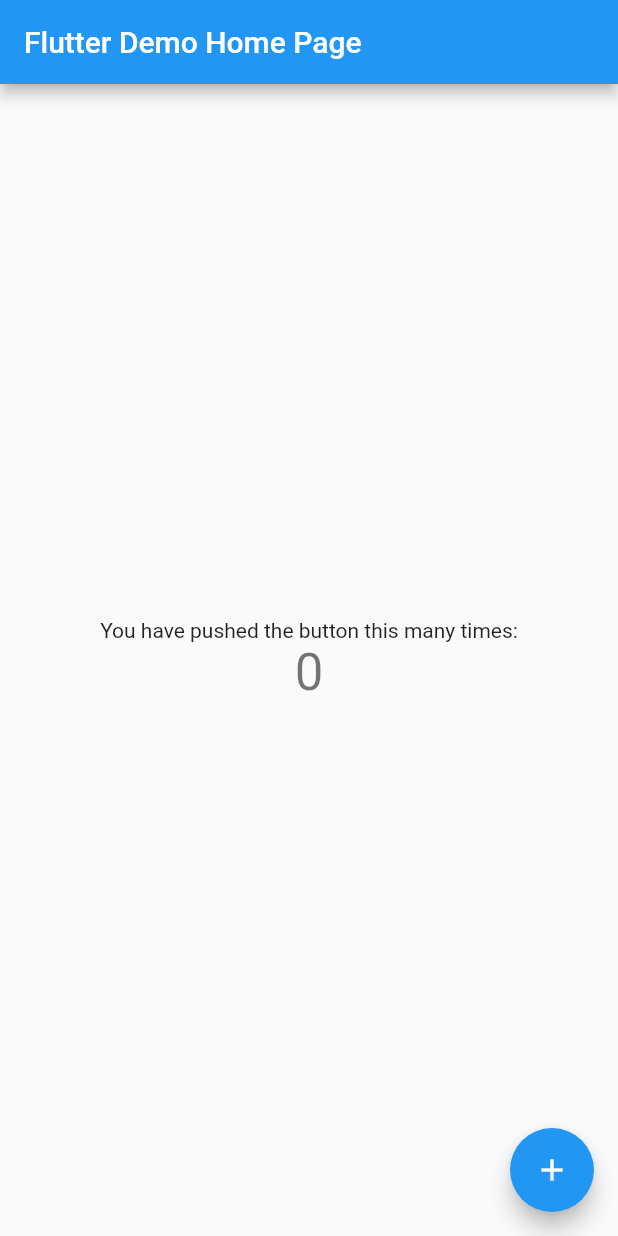
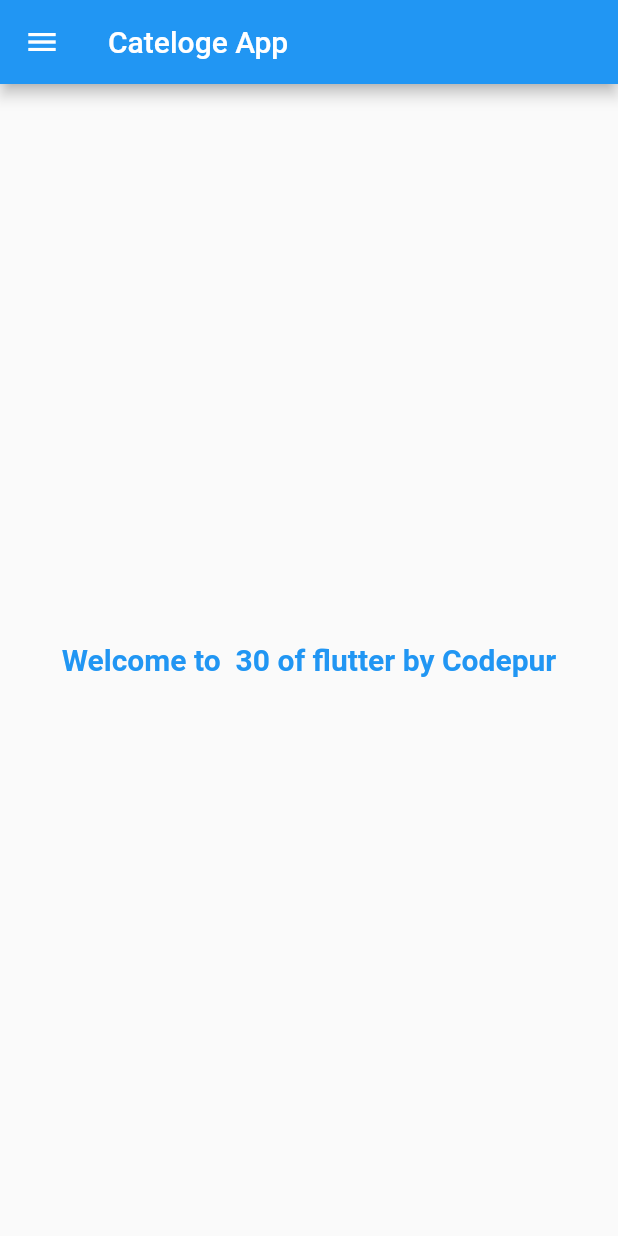
Before and after one commit to riteshpn/flutterbasics, a Flutter app: the screen it shows after launch, on a phone screen of 412 x 824 dp. Run offline on Flutter 3.47's test engine with Material 2 defaults, Android fonts, the phone set to English and light mode, and no system bars.

Commit message:
day 1 complted

```diff
--- /dev/null
+++ b/lib/homepage.dart
@@ -0,0 +1,24 @@
+import 'package:flutter/material.dart';
+
+class HomePage extends StatelessWidget {
+  const HomePage({super.key});
+  final int days = 30;
+  final String name = "Codepur";
+
+  @override
+  Widget build(BuildContext context) {
+    return Scaffold(
+      appBar: AppBar(
+        title: Text('Cateloge App'),
+      ),
+      body: Center(
+        child: Text(
+          "Welcome to  $days of flutter by $name",
+          style: TextStyle(
+              fontSize: 20, fontWeight: FontWeight.bold, color: Colors.blue),
+        ),
+      ),
+      drawer: Drawer(),
+    );
+  }
+}
--- a/lib/main.dart
+++ b/lib/main.dart
@@ -1,3 +1,4 @@
+import 'package:all_basicf/homepage.dart';
 import 'package:flutter/material.dart';
 
 void main() {
@@ -7,109 +8,11 @@
 class MyApp extends StatelessWidget {
   const MyApp({super.key});
 
-  // This widget is the root of your application.
   @override
   Widget build(BuildContext context) {
     return MaterialApp(
-      title: 'Flutter Demo',
-      theme: ThemeData(
-        // This is the theme of your application.
-        //
-        // Try running your application with "flutter run". You'll see the
-        // application has a blue toolbar. Then, without quitting the app, try
-        // changing the primarySwatch below to Colors.green and then invoke
-        // "hot reload" (press "r" in the console where you ran "flutter run",
-        // or simply save your changes to "hot reload" in a Flutter IDE).
-        // Notice that the counter didn't reset back to zero; the application
-        // is not restarted.
-        primarySwatch: Colors.blue,
-      ),
-      home: const MyHomePage(title: 'Flutter Demo Home Page'),
+      debugShowCheckedModeBanner: false,
+      home: HomePage(),
     );
   }
 }
-
-class MyHomePage extends StatefulWidget {
-  const MyHomePage({super.key, required this.title});
-
-  // This widget is the home page of your application. It is stateful, meaning
-  // that it has a State object (defined below) that contains fields that affect
-  // how it looks.
-
-  // This class is the configuration for the state. It holds the values (in this
-  // case the title) provided by the parent (in this case the App widget) and
-  // used by the build method of the State. Fields in a Widget subclass are
-  // always marked "final".
-
-  final String title;
-
-  @override
-  State<MyHomePage> createState() => _MyHomePageState();
-}
-
-class _MyHomePageState extends State<MyHomePage> {
-  int _counter = 0;
-
-  void _incrementCounter() {
-    setState(() {
-      // This call to setState tells the Flutter framework that something has
-      // changed in this State, which causes it to rerun the build method below
-      // so that the display can reflect the updated values. If we changed
-      // _counter without calling setState(), then the build method would not be
-      // called again, and so nothing would appear to happen.
-      _counter++;
-    });
-  }
-
-  @override
-  Widget build(BuildContext context) {
-    // This method is rerun every time setState is called, for instance as done
-    // by the _incrementCounter method above.
-    //
-    // The Flutter framework has been optimized to make rerunning build methods
-    // fast, so that you can just rebuild anything that needs updating rather
-    // than having to individually change instances of widgets.
-    return Scaffold(
-      appBar: AppBar(
-        // Here we take the value from the MyHomePage object that was created by
-        // the App.build method, and use it to set our appbar title.
-        title: Text(widget.title),
-      ),
-      body: Center(
-        // Center is a layout widget. It takes a single child and positions it
-        // in the middle of the parent.
-        child: Column(
-          // Column is also a layout widget. It takes a list of children and
-          // arranges them vertically. By default, it sizes itself to fit its
-          // children horizontally, and tries to be as tall as its parent.
-          //
-          // Invoke "debug painting" (press "p" in the console, choose the
-          // "Toggle Debug Paint" action from the Flutter Inspector in Android
-          // Studio, or the "Toggle Debug Paint" command in Visual Studio Code)
-          // to see the wireframe for each widget.
-          //
-          // Column has various properties to control how it sizes itself and
-          // how it positions its children. Here we use mainAxisAlignment to
-          // center the children vertically; the main axis here is the vertical
-          // axis because Columns are vertical (the cross axis would be
-          // horizontal).
-          mainAxisAlignment: MainAxisAlignment.center,
-          children: <Widget>[
-            const Text(
-              'You have pushed the button this many times:',
-            ),
-            Text(
-              '$_counter',
-              style: Theme.of(context).textTheme.headline4,
-            ),
-          ],
-        ),
-      ),
-      floatingActionButton: FloatingActionButton(
-        onPressed: _incrementCounter,
-        tooltip: 'Increment',
-        child: const Icon(Icons.add),
-      ), // This trailing comma makes auto-formatting nicer for build methods.
-    );
-  }
-}
```
